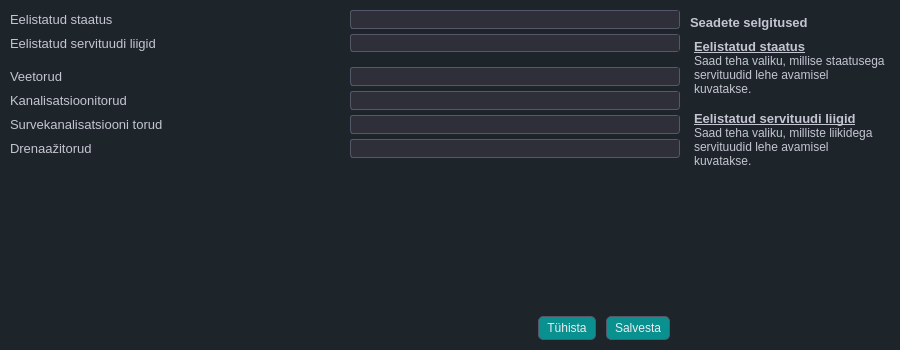
First picture: the form in mailabl-qgis/config/confWidgets/EasementsSetup.ui, repository TuloliKalver/mailabl-qgis, before the edit.
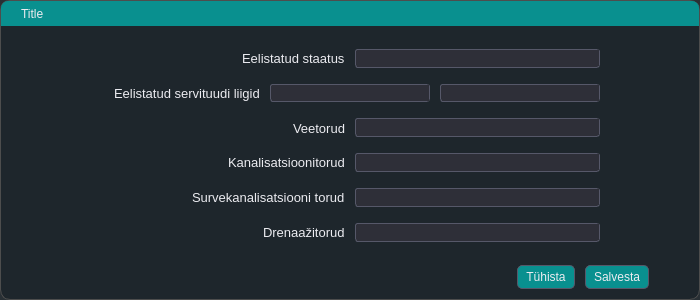
Second picture: the form after the edit. Icons and pictures are not drawn. Custom widgets are drawn as their Qt base class.

Commit message: PreRelease 2.20 Easement setup reconfigured part1

```diff
--- a/mailabl-qgis/config/confWidgets/EasementsSetup.ui
+++ b/mailabl-qgis/config/confWidgets/EasementsSetup.ui
@@ -6,8 +6,8 @@
    <rect>
     <x>0</x>
     <y>0</y>
-    <width>900</width>
-    <height>350</height>
+    <width>700</width>
+    <height>300</height>
    </rect>
   </property>
   <property name="sizePolicy">
@@ -18,14 +18,14 @@
   </property>
   <property name="minimumSize">
    <size>
-    <width>900</width>
-    <height>350</height>
+    <width>700</width>
+    <height>300</height>
    </size>
   </property>
   <property name="maximumSize">
    <size>
-    <width>900</width>
-    <height>350</height>
+    <width>700</width>
+    <height>300</height>
    </size>
   </property>
   <property name="font">
@@ -45,12 +45,25 @@
 /* ====================================================== */
 * {
     border: transparent;
-    background-color: #1d252b; /* Updated background */
+    boreder-radius: 10px;
+	background-color: rgba(29, 37, 43, 0.78);  /* 10% transparency */
     padding: 0;
     margin: 0;
-    color: #c5c5d2; /* Default light gray text */
+    color: #ececf1; /* Brighter default text */
 }
 
+#FrameMain{
+    border-radius: 10px;
+	border: 1px solid #4d4d4d;
+	background-color: rgba(29, 37, 43, 0.89);  /* 10% transparency */
+}
+
+
+QLabel, QFrame{
+	background: None;
+	}
+
+
 
 /* ------------------------------------------------------ */
 /* 🧠 Global Interaction Effects - Focused Field &amp; Tabs   */
@@ -590,91 +603,17 @@
 
 
 
-/* ====================================================== */
-/* 🧩 Targeted UI Elements - ID-Based Custom Styling      */
-/* ====================================================== */
-
-#Sevituudid{
-    background-color: #343b47;
+#dragFrame {
+    border-top-left-radius: 7px;
+    border-top-right-radius: 7px;
+    border-bottom-right-radius: 0px;
+    border-bottom-left-radius: 0px;
+    background-color: rgba(9, 144, 143, 1.0);
+    cursor: move;
+    color: #ececf1; /* Brighter default text */
 }
 
-#leftMenuContainer {
-    background: qlineargradient(x1:0, y1:0, x2:0, y2:1, stop:0 #202123, stop:1 #18191d);
-    border-right: 1px solid #3a3a3a;
-    padding-right: 2px;
-    border-top-right-radius: 5px;
-    border-bottom-right-radius: 5px;
-}
-
-#rightFrame {
-    background: qlineargradient(x1:0, y1:0, x2:0, y2:1, stop:0 #202123, stop:1 #18191d);
-    border-left: 1px solid #3a3a3a;
-    padding-lef: 2px;
-    border-top-right-radius: 5px;
-    border-bottom-right-radius: 5px;
-}
-
-#SetupLayers, #SetupLayers_2, #SetupUserData {
-border: none;
-border-bottom: 1px solid rgb(131, 142, 162);
-}
-
-#UC_Main_Frame QPushButton,#pbChoose_Properties_for_Projects{
-	padding: 1px 8px;
-    border-radiusr: 6px;
-}
-
-#UC_Main_Frame QPushButton:hover{
-
-	padding: 1px 8px;
-    border-radius: 6px;
-}
-
-
-#wOl_Settings QPushButton{
-	padding: 1px 8px;
-    border-radius: 6px;
-}
-
-#wOl_Settings QPushButton:hover{
-	padding: 1px 8px;
-    border-radius: 6px;
-}
-
-#rightMenuContainer QPushButton{
-	text-align: right;
-	border-top-right-radius: 0px;
-	border-bottom-right-radius: 0px;
-    
-}
-
-#rightMenuContainer QPushButton:hover{
-    text-align: right;
-    border-top-right-radius: 0px;
-	border-bottom-right-radius: 0px;  
-}
-
-
-#leftMenuContainer QPushButton{
-	text-align: left;
-	border-top-left-radius: 0px;
-	border-bottom-left-radius: 0px;	
-}
-#leftMenuContainer QPushButton:hover{
-    text-align: left;
-	border-top-left-radius: 0px;
-	border-bottom-left-radius: 0px;
-
-}
-
-#MailablDialogBase{
-    border: 1px solid #4d4d4d;
-	border-top-left-radius: 7px;     /* Rounded top-left corner */
-    border-top-right-radius: 7px;    /* Rounded top-right corner */
-    border-right-radius: 7px;        /* No rounding on right side */
-    border-left-radius: 7px;    
-	background: None;  /* 10% transparency */
-}</string>
+</string>
   </property>
   <layout class="QVBoxLayout" name="verticalLayout">
    <property name="spacing">
@@ -693,13 +632,52 @@
     <number>0</number>
    </property>
    <item>
-    <widget class="QFrame" name="fContent">
+    <widget class="QFrame" name="FrameMain">
      <property name="minimumSize">
       <size>
        <width>0</width>
        <height>100</height>
       </size>
      </property>
+     <property name="styleSheet">
+      <string notr="true"/>
+     </property>
+     <property name="frameShape">
+      <enum>QFrame::StyledPanel</enum>
+     </property>
+     <property name="frameShadow">
+      <enum>QFrame::Raised</enum>
+     </property>
+     <layout class="QVBoxLayout" name="verticalLayout_5">
+      <property name="spacing">
+       <number>0</number>
+      </property>
+      <property name="leftMargin">
+       <number>0</number>
+      </property>
+      <property name="topMargin">
+       <number>0</number>
+      </property>
+      <property name="rightMargin">
+       <number>0</number>
+      </property>
+      <property name="bottomMargin">
+       <number>0</number>
+      </property>
+      <item>
+       <widget class="QFrame" name="dragFrame">
+        <property name="minimumSize">
+         <size>
+          <width>0</width>
+          <height>25</height>
+         </size>
+        </property>
+        <property name="maximumSize">
+         <size>
+          <width>1000000</width>
+          <height>25</height>
+         </size>
+        </property>
      <property name="frameShape">
       <enum>QFrame::StyledPanel</enum>
      </property>
@@ -711,17 +689,27 @@
        <number>0</number>
       </property>
       <property name="leftMargin">
-       <number>0</number>
+          <number>20</number>
       </property>
       <property name="topMargin">
-       <number>10</number>
+          <number>0</number>
       </property>
       <property name="rightMargin">
-       <number>10</number>
+          <number>0</number>
       </property>
       <property name="bottomMargin">
-       <number>10</number>
-      </property>
+          <number>0</number>
+         </property>
+         <item>
+          <widget class="QLabel" name="lblTitle">
+           <property name="text">
+            <string>Title</string>
+           </property>
+          </widget>
+         </item>
+        </layout>
+       </widget>
+      </item>
       <item>
        <widget class="QFrame" name="fSettingsMain">
         <property name="frameShape">
@@ -735,46 +723,31 @@
           <number>10</number>
          </property>
          <property name="leftMargin">
-          <number>10</number>
-         </property>
-         <property name="topMargin">
           <number>0</number>
          </property>
-         <property name="rightMargin">
-          <number>10</number>
-         </property>
-         <property name="bottomMargin">
-          <number>0</number>
-         </property>
-         <item>
-          <widget class="QFrame" name="fSettingsPreferrences">
-           <property name="styleSheet">
-            <string notr="true"/>
-           </property>
-           <property name="frameShape">
-            <enum>QFrame::StyledPanel</enum>
-           </property>
-           <property name="frameShadow">
-            <enum>QFrame::Raised</enum>
-           </property>
-           <layout class="QVBoxLayout" name="verticalLayout_3">
-            <property name="spacing">
-             <number>5</number>
-            </property>
-            <property name="leftMargin">
-             <number>0</number>
-            </property>
             <property name="topMargin">
-             <number>0</number>
+          <number>20</number>
             </property>
             <property name="rightMargin">
              <number>0</number>
             </property>
             <property name="bottomMargin">
-             <number>5</number>
-            </property>
-            <item>
+          <number>0</number>
+         </property>
+         <item alignment="Qt::AlignHCenter">
              <widget class="QFrame" name="f_Main_5">
+           <property name="minimumSize">
+            <size>
+             <width>500</width>
+             <height>0</height>
+            </size>
+           </property>
+           <property name="maximumSize">
+            <size>
+             <width>500</width>
+             <height>16777215</height>
+            </size>
+           </property>
               <property name="frameShape">
                <enum>QFrame::StyledPanel</enum>
               </property>
@@ -797,7 +770,7 @@
                <property name="bottomMargin">
                 <number>0</number>
                </property>
-               <item alignment="Qt::AlignLeft">
+            <item alignment="Qt::AlignRight">
                 <widget class="QLabel" name="lblPreferredStatuses">
                  <property name="font">
                   <font>
@@ -812,6 +785,12 @@
                </item>
                <item>
                 <widget class="QComboBox" name="cmbPreferredEasementStatuses">
+              <property name="minimumSize">
+               <size>
+                <width>0</width>
+                <height>0</height>
+               </size>
+              </property>
                  <property name="baseSize">
                   <size>
                    <width>0</width>
@@ -857,8 +836,20 @@
               </layout>
              </widget>
             </item>
-            <item>
+         <item alignment="Qt::AlignHCenter">
              <widget class="QFrame" name="f_Main_4">
+           <property name="minimumSize">
+            <size>
+             <width>500</width>
+             <height>0</height>
+            </size>
+           </property>
+           <property name="maximumSize">
+            <size>
+             <width>500</width>
+             <height>16777215</height>
+            </size>
+           </property>
               <property name="frameShape">
                <enum>QFrame::StyledPanel</enum>
               </property>
@@ -881,7 +872,7 @@
                <property name="bottomMargin">
                 <number>0</number>
                </property>
-               <item alignment="Qt::AlignLeft">
+            <item alignment="Qt::AlignRight">
                 <widget class="QLabel" name="lblPreferedEasementTypes">
                  <property name="font">
                   <font>
@@ -895,34 +886,35 @@
                 </widget>
                </item>
                <item>
-                <widget class="QgsCheckableComboBox" name="cbcb_PreferredEasementTypes"/>
-               </item>
-              </layout>
+             <widget class="QgsCheckableComboBox" name="cbcb_PreferredEasementTypes">
+              <property name="minimumSize">
+               <size>
+                <width>0</width>
+                <height>0</height>
+               </size>
+              </property>
              </widget>
             </item>
+            <item>
+             <widget class="QComboBox" name="cmbPreferedTypes"/>
+            </item>
            </layout>
           </widget>
          </item>
-         <item>
-          <widget class="QWidget" name="fSettingsRestrictionObjects" native="true">
-           <layout class="QVBoxLayout" name="verticalLayout_2">
-            <property name="spacing">
-             <number>5</number>
-            </property>
-            <property name="leftMargin">
-             <number>0</number>
-            </property>
-            <property name="topMargin">
-             <number>0</number>
-            </property>
-            <property name="rightMargin">
-             <number>0</number>
-            </property>
-            <property name="bottomMargin">
-             <number>5</number>
-            </property>
-            <item>
+         <item alignment="Qt::AlignHCenter">
              <widget class="QFrame" name="frame_2">
+           <property name="minimumSize">
+            <size>
+             <width>500</width>
+             <height>0</height>
+            </size>
+           </property>
+           <property name="maximumSize">
+            <size>
+             <width>500</width>
+             <height>16777215</height>
+            </size>
+           </property>
               <property name="frameShape">
                <enum>QFrame::StyledPanel</enum>
               </property>
@@ -945,7 +937,7 @@
                <property name="bottomMargin">
                 <number>0</number>
                </property>
-               <item alignment="Qt::AlignLeft">
+            <item alignment="Qt::AlignRight">
                 <widget class="QLabel" name="lblWater_Pipes">
                  <property name="font">
                   <font>
@@ -1005,8 +997,20 @@
               </layout>
              </widget>
             </item>
-            <item>
+         <item alignment="Qt::AlignHCenter">
              <widget class="QFrame" name="frame_3">
+           <property name="minimumSize">
+            <size>
+             <width>500</width>
+             <height>0</height>
+            </size>
+           </property>
+           <property name="maximumSize">
+            <size>
+             <width>500</width>
+             <height>16777215</height>
+            </size>
+           </property>
               <property name="frameShape">
                <enum>QFrame::StyledPanel</enum>
               </property>
@@ -1029,7 +1033,7 @@
                <property name="bottomMargin">
                 <number>0</number>
                </property>
-               <item alignment="Qt::AlignLeft">
+            <item alignment="Qt::AlignRight">
                 <widget class="QLabel" name="lblSewer_Pipes">
                  <property name="minimumSize">
                   <size>
@@ -1079,8 +1083,20 @@
               </layout>
              </widget>
             </item>
-            <item>
+         <item alignment="Qt::AlignHCenter">
              <widget class="QFrame" name="frame_4">
+           <property name="minimumSize">
+            <size>
+             <width>500</width>
+             <height>0</height>
+            </size>
+           </property>
+           <property name="maximumSize">
+            <size>
+             <width>500</width>
+             <height>16777215</height>
+            </size>
+           </property>
               <property name="frameShape">
                <enum>QFrame::StyledPanel</enum>
               </property>
@@ -1103,7 +1119,7 @@
                <property name="bottomMargin">
                 <number>0</number>
                </property>
-               <item alignment="Qt::AlignLeft">
+            <item alignment="Qt::AlignRight">
                 <widget class="QLabel" name="lblSewer_pressure_pipes">
                  <property name="font">
                   <font>
@@ -1163,8 +1179,20 @@
               </layout>
              </widget>
             </item>
-            <item>
+         <item alignment="Qt::AlignHCenter">
              <widget class="QFrame" name="frame_5">
+           <property name="minimumSize">
+            <size>
+             <width>500</width>
+             <height>0</height>
+            </size>
+           </property>
+           <property name="maximumSize">
+            <size>
+             <width>500</width>
+             <height>16777215</height>
+            </size>
+           </property>
               <property name="frameShape">
                <enum>QFrame::StyledPanel</enum>
               </property>
@@ -1187,7 +1215,7 @@
                <property name="bottomMargin">
                 <number>0</number>
                </property>
-               <item alignment="Qt::AlignLeft">
+            <item alignment="Qt::AlignRight">
                 <widget class="QLabel" name="lblDrainage_pipes">
                  <property name="font">
                   <font>
@@ -1247,22 +1275,6 @@
               </layout>
              </widget>
             </item>
-           </layout>
-          </widget>
-         </item>
-         <item>
-          <spacer name="verticalSpacer_2">
-           <property name="orientation">
-            <enum>Qt::Vertical</enum>
-           </property>
-           <property name="sizeHint" stdset="0">
-            <size>
-             <width>20</width>
-             <height>40</height>
-            </size>
-           </property>
-          </spacer>
-         </item>
          <item>
           <widget class="QFrame" name="f_Buttons">
            <property name="frameShape">
@@ -1279,13 +1291,13 @@
              <number>0</number>
             </property>
             <property name="topMargin">
-             <number>0</number>
+             <number>10</number>
             </property>
             <property name="rightMargin">
-             <number>10</number>
+             <number>50</number>
             </property>
             <property name="bottomMargin">
-             <number>0</number>
+             <number>10</number>
             </property>
             <item>
              <spacer name="horizontalSpacer">
@@ -1339,80 +1351,6 @@
         </layout>
        </widget>
       </item>
-      <item>
-       <widget class="QFrame" name="fHelpMenu">
-        <property name="minimumSize">
-         <size>
-          <width>200</width>
-          <height>0</height>
-         </size>
-        </property>
-        <property name="maximumSize">
-         <size>
-          <width>200</width>
-          <height>16777215</height>
-         </size>
-        </property>
-        <property name="styleSheet">
-         <string notr="true"/>
-        </property>
-        <property name="frameShape">
-         <enum>QFrame::StyledPanel</enum>
-        </property>
-        <property name="frameShadow">
-         <enum>QFrame::Raised</enum>
-        </property>
-        <layout class="QVBoxLayout" name="verticalLayout_10">
-         <property name="spacing">
-          <number>5</number>
-         </property>
-         <property name="leftMargin">
-          <number>0</number>
-         </property>
-         <property name="topMargin">
-          <number>5</number>
-         </property>
-         <property name="rightMargin">
-          <number>0</number>
-         </property>
-         <property name="bottomMargin">
-          <number>0</number>
-         </property>
-         <item>
-          <widget class="QLabel" name="label_2">
-           <property name="font">
-            <font>
-             <pointsize>10</pointsize>
-             <weight>75</weight>
-             <bold>true</bold>
-            </font>
-           </property>
-           <property name="text">
-            <string>Seadete selgitused</string>
-           </property>
-          </widget>
-         </item>
-         <item>
-          <widget class="QTextEdit" name="textEdit">
-           <property name="font">
-            <font>
-             <pointsize>10</pointsize>
-            </font>
-           </property>
-           <property name="html">
-            <string>&lt;!DOCTYPE HTML PUBLIC &quot;-//W3C//DTD HTML 4.0//EN&quot; &quot;http://www.w3.org/TR/REC-html40/strict.dtd&quot;&gt;
-&lt;html&gt;&lt;head&gt;&lt;meta name=&quot;qrichtext&quot; content=&quot;1&quot; /&gt;&lt;style type=&quot;text/css&quot;&gt;
-p, li { white-space: pre-wrap; }
-&lt;/style&gt;&lt;/head&gt;&lt;body style=&quot; font-family:'MS Shell Dlg 2'; font-size:10pt; font-weight:400; font-style:normal;&quot;&gt;
-&lt;p style=&quot; margin-top:0px; margin-bottom:0px; margin-left:0px; margin-right:0px; -qt-block-indent:0; text-indent:0px;&quot;&gt;&lt;span style=&quot; font-weight:600; text-decoration: underline;&quot;&gt;Eelistatud staatus&lt;/span&gt;&lt;br /&gt;&lt;span style=&quot; font-size:9pt;&quot;&gt;Saad teha valiku, millise staatusega servituudid lehe avamisel kuvatakse.&lt;/span&gt;&lt;/p&gt;
-&lt;p style=&quot;-qt-paragraph-type:empty; margin-top:0px; margin-bottom:0px; margin-left:0px; margin-right:0px; -qt-block-indent:0; text-indent:0px;&quot;&gt;&lt;br /&gt;&lt;/p&gt;
-&lt;p style=&quot; margin-top:0px; margin-bottom:0px; margin-left:0px; margin-right:0px; -qt-block-indent:0; text-indent:0px;&quot;&gt;&lt;span style=&quot; font-weight:600; text-decoration: underline;&quot;&gt;Eelistatud servituudi liigid&lt;/span&gt;&lt;br /&gt;&lt;span style=&quot; font-size:9pt;&quot;&gt;Saad teha valiku, milliste liikidega servituudid lehe avamisel kuvatakse.&lt;/span&gt;&lt;/p&gt;&lt;/body&gt;&lt;/html&gt;</string>
-           </property>
-          </widget>
-         </item>
-        </layout>
-       </widget>
-      </item>
      </layout>
     </widget>
    </item>
```
Lines whose indentation alone changed are shown as unchanged. The commit also changes 10 other files.
